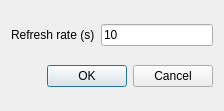
Before: the Qt Designer form src/intralys/intralys.ui in Universite-Gustave-Eiffel/Tempus, drawn with Qt 5.
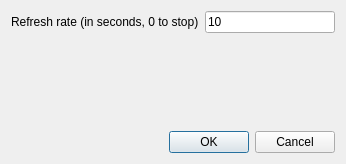
After: the same form once the commit is applied. Icons and pictures are not drawn.

```diff
--- a/src/intralys/intralys.ui
+++ b/src/intralys/intralys.ui
@@ -6,8 +6,8 @@
    <rect>
     <x>0</x>
     <y>0</y>
-    <width>224</width>
-    <height>111</height>
+    <width>346</width>
+    <height>164</height>
    </rect>
   </property>
   <property name="windowTitle">
@@ -19,7 +19,7 @@
      <item>
       <widget class="QLabel" name="label">
        <property name="text">
-        <string>Refresh rate (s)</string>
+        <string>Refresh rate (in seconds, 0 to stop)</string>
        </property>
       </widget>
      </item>
@@ -32,6 +32,43 @@
      </item>
     </layout>
    </item>
+   <item>
+    <layout class="QHBoxLayout" name="horizontalLayout_2">
+     <item>
+      <widget class="QLabel" name="label_2">
+       <property name="text">
+        <string/>
+       </property>
+       <property name="pixmap">
+        <pixmap resource="resources.qrc">:/plugins/intralys/entpe.gif</pixmap>
+       </property>
+      </widget>
+     </item>
+     <item>
+      <spacer name="horizontalSpacer">
+       <property name="orientation">
+        <enum>Qt::Horizontal</enum>
+       </property>
+       <property name="sizeHint" stdset="0">
+        <size>
+         <width>40</width>
+         <height>20</height>
+        </size>
+       </property>
+      </spacer>
+     </item>
+     <item>
+      <widget class="QLabel" name="label_3">
+       <property name="text">
+        <string/>
+       </property>
+       <property name="pixmap">
+        <pixmap resource="resources.qrc">:/plugins/intralys/IFSTTAR_logo.png</pixmap>
+       </property>
+      </widget>
+     </item>
+    </layout>
+   </item>
    <item>
     <widget class="QDialogButtonBox" name="buttonBox">
      <property name="orientation">
```
Left out of the diff: 4 changed lines with no effect on the pictures.
